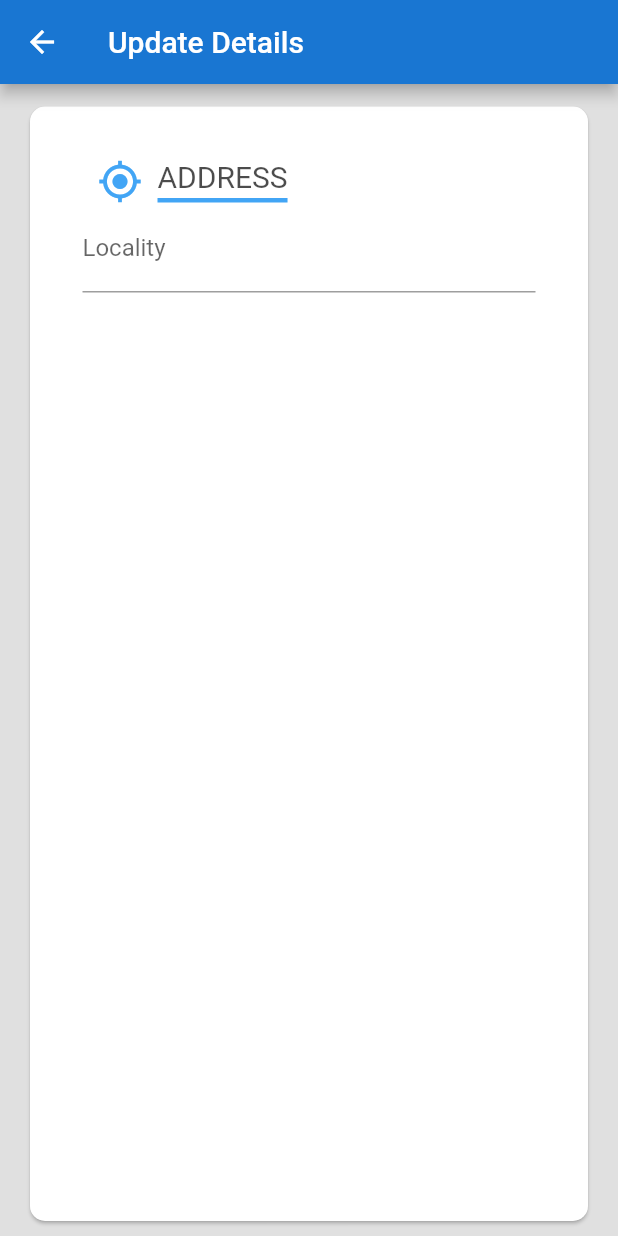
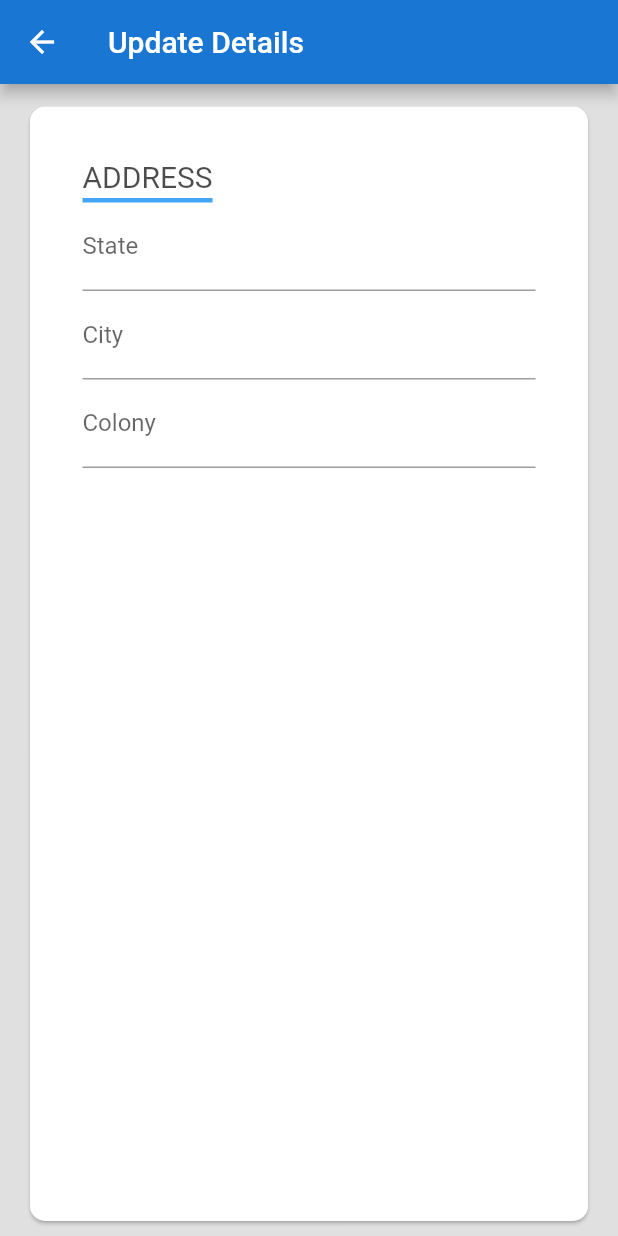
Before and after one commit to vikas-modi-bhopada/myroom2, a Flutter app: the EditRoomDetails screen opened directly, on a phone screen of 412 x 824 dp. Run offline on Flutter 3.47's test engine with Material 2 defaults, Android fonts, the phone set to English and light mode, and no system bars; our stand-ins replace carousel_pro, cloud_firestore, connectivity, firebase_auth, firebase_storage, flutter_signin_button and 9 more; missing offline and left inert: responsive_container; accounts and stored records are empty.

Commit message:
Edit Room details

```diff
--- a/lib/HouseFiles/editRoomDetailsPage.dart
+++ b/lib/HouseFiles/editRoomDetailsPage.dart
@@ -1,4 +1,7 @@
 import 'package:flutter/material.dart';
+import 'package:cloud_firestore/cloud_firestore.dart';
+import 'package:firebase_auth/firebase_auth.dart';
+import 'package:roomi/user_data/user_profile_data.dart';
 
 class EditRoomDetails extends StatefulWidget {
   @override
@@ -7,6 +10,42 @@ class EditRoomDetails extends StatefulWidget {
 
 class _EditRoomDetailsState extends State<EditRoomDetails> {
   final _formKey = GlobalKey<FormState>();
+  String _userUid;
+  Map mapOfAddress;
+  String state;
+  String city;
+  String colony;
+
+  @override
+  void initState() {
+    FirebaseAuth.instance.currentUser().then((value) {
+      _userUid = value.uid;
+      setState(() {
+        UserData().getPerticularRoomDetails(_userUid).then((value) {
+          mapOfAddress = value.data['Address'];
+          setState(() {
+            mapOfAddress.forEach((key, value) {
+              switch (key) {
+                case 'city':
+                  city = value;
+                  print(city);
+                  break;
+                case 'society':
+                  colony = value;
+                  print(colony);
+                  break;
+                case 'state':
+                  state = value;
+                  print(state);
+                  break;
+              }
+            });
+          });
+        });
+      });
+    });
+    super.initState();
+  }
 
   bool validAndSave() {
     final form = _formKey.currentState;
@@ -47,6 +86,9 @@ class _EditRoomDetailsState extends State<EditRoomDetails> {
               color: Colors.grey[300],
               width: MediaQuery.of(context).size.width,
               height: MediaQuery.of(context).size.height,
+
+              // ========== Card Widget ========
+
               child: Card(
                 margin: EdgeInsets.only(
                     bottom: 10.0, left: 20.0, right: 20.0, top: 15.0),
@@ -63,18 +105,8 @@ class _EditRoomDetailsState extends State<EditRoomDetails> {
                         Row(
                           crossAxisAlignment: CrossAxisAlignment.start,
                           children: [
-                            Align(
-                              alignment: Alignment.topLeft,
-                              child: Container(
-                                padding: const EdgeInsets.symmetric(
-                                    horizontal: 10.0),
-                                child: Icon(
-                                  Icons.my_location,
-                                  size: 30.0,
-                                  color: Colors.blue[400],
-                                ),
-                              ),
-                            ),
+                            // ======= Adderess Text =========
+
                             Expanded(
                               child: Align(
                                 alignment: Alignment.centerLeft,
@@ -101,11 +133,34 @@ class _EditRoomDetailsState extends State<EditRoomDetails> {
                             ),
                           ],
                         ),
+
+                        // =======   State Field ======
+
                         TextFormField(
                           textCapitalization: TextCapitalization.sentences,
                           decoration: InputDecoration(
-                            labelText: 'Locality',
-                            // hintText: _locality,
+                            labelText: 'State',
+                            hintText: state
+                          ),
+                        ),
+
+                        // =======   City Field ======
+
+                        TextFormField(
+                          textCapitalization: TextCapitalization.sentences,
+                          decoration: InputDecoration(
+                            labelText: 'City',
+                            hintText: city
+                          ),
+                        ),
+
+                        // =======   Colony Field ======
+
+                        TextFormField(
+                          textCapitalization: TextCapitalization.sentences,
+                          decoration: InputDecoration(
+                            labelText: 'Colony',
+                            hintText: colony
                           ),
                         ),
                       ],
--- a/lib/loginPage.dart
+++ b/lib/loginPage.dart
@@ -275,6 +275,7 @@ class _LoginPageState extends State<LoginPage> {
       textInputAction: TextInputAction.done,
       inputFormatters: [],
       decoration: InputDecoration(
+        prefixIcon: Icon(Icons.lock),
         hintText: 'Enter Password',
         border: InputBorder.none,
         fillColor: Colors.grey[300],
@@ -314,11 +315,13 @@ class _LoginPageState extends State<LoginPage> {
 
   TextFormField textFormFieldForEmail() {
     return TextFormField(
+
       textInputAction: TextInputAction.next,
       autofocus: true,
       obscureText: false,
       inputFormatters: [],
       decoration: InputDecoration(
+        prefixIcon: Icon(Icons.email),
         hintText: 'Enter Email Id',
         border: InputBorder.none,
         fillColor: Colors.grey[300],
```
